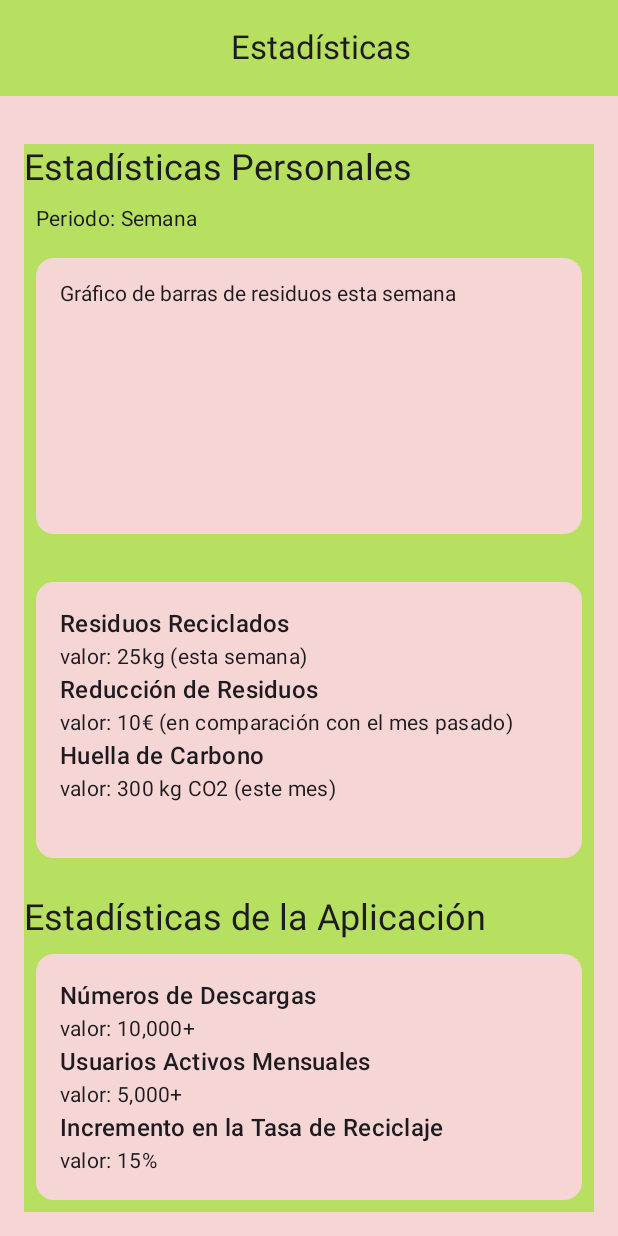
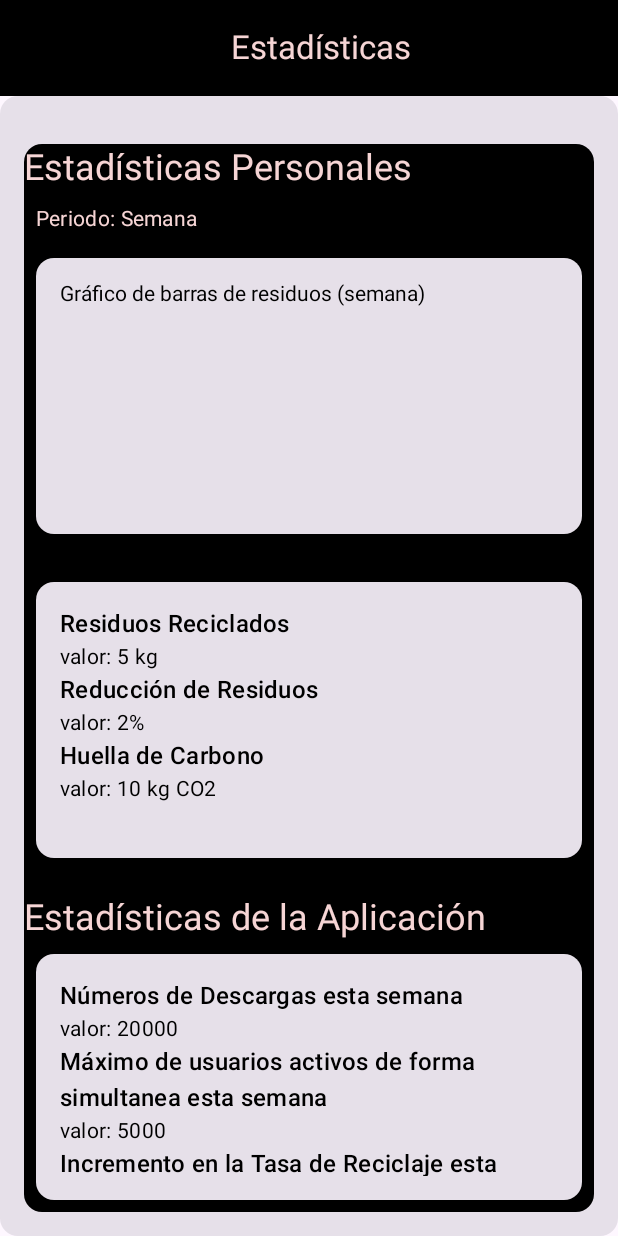
Before and after one commit to Rodrivdlc/GestionResiduos_UD1, an Android app built with Jetpack Compose: the screen it shows after launch (MainActivity), on a phone screen of 412 x 824 dp. Run offline under Robolectric (Android 15) with nearby library versions, the phone set to English and light mode, and no system bars.

Commit message:
New colors

```diff
--- a/app/src/main/java/com/example/gestionresiduos_ud1/MainActivity.kt
+++ b/app/src/main/java/com/example/gestionresiduos_ud1/MainActivity.kt
@@ -4,15 +4,14 @@ import android.os.Bundle
 import androidx.activity.ComponentActivity
 import androidx.activity.compose.setContent
 import androidx.compose.foundation.background
-import androidx.compose.foundation.clickable
 import androidx.compose.foundation.layout.Box
-import androidx.compose.foundation.layout.Column
 import androidx.compose.foundation.layout.Spacer
 import androidx.compose.foundation.layout.fillMaxSize
 import androidx.compose.foundation.layout.fillMaxWidth
 import androidx.compose.foundation.layout.height
 import androidx.compose.foundation.layout.padding
-import androidx.compose.material3.MaterialTheme
+import androidx.compose.material3.Card
+import androidx.compose.material3.CardDefaults
 import androidx.compose.material3.Scaffold
 import androidx.compose.material3.Text
 import androidx.compose.runtime.Composable
@@ -22,21 +21,13 @@ import androidx.compose.runtime.remember
 import androidx.compose.runtime.setValue
 import androidx.compose.ui.Modifier
 import androidx.compose.ui.unit.dp
-import androidx.compose.material3.DropdownMenu
-import androidx.compose.material3.DropdownMenuItem
 import androidx.compose.material3.ExperimentalMaterial3Api
 import androidx.compose.material3.TopAppBar
 import androidx.compose.material3.TopAppBarDefaults
 import androidx.compose.ui.Alignment
-import androidx.compose.ui.graphics.Color
-import com.example.gestionresiduos_ud1.Periods.MonthlyStats
-import com.example.gestionresiduos_ud1.Periods.WeeklyStats
-import com.example.gestionresiduos_ud1.Periods.YearlyStats
 import com.example.gestionresiduos_ud1.Statistics.PersonalWasteStatisticsScreen
-
-
-val GreenNeutral = Color(0xFFB7E061)
-val suave = Color(0xFFF6D5D5)
+import com.example.gestionresiduos_ud1.ui.theme.black
+import com.example.gestionresiduos_ud1.ui.theme.suave
 
 
 class MainActivity : ComponentActivity() {
@@ -56,22 +47,26 @@ fun App() {
 
     Scaffold(modifier = Modifier
         .fillMaxSize()
-        .background(GreenNeutral),
+        .background(black),
         topBar = {
             TopAppBar(
             title = {
                 Box(
                 modifier = Modifier.fillMaxWidth(),
-                contentAlignment = Alignment.Center
+                contentAlignment = Alignment.Center,
             ) {
                 Text("Estadísticas")
             }
                  },
             colors = TopAppBarDefaults.smallTopAppBarColors(
-                containerColor = GreenNeutral,
+                containerColor = black,
+                titleContentColor = suave
             )
         ) }) { innerPadding ->
-        Column(modifier = Modifier.padding(innerPadding).background(suave)) {
+        Card (modifier = Modifier.padding(innerPadding),
+            colors = CardDefaults.cardColors(
+                contentColor = suave)
+            ) {
             Spacer(modifier = Modifier.height(16.dp))
             when (currentScreen) {
                 Screen.PersonalWasteStatistics -> PersonalWasteStatisticsScreen(
--- a/app/src/main/java/com/example/gestionresiduos_ud1/Periods/Week.kt
+++ b/app/src/main/java/com/example/gestionresiduos_ud1/Periods/Week.kt
@@ -5,6 +5,8 @@ import androidx.compose.foundation.layout.Spacer
 import androidx.compose.foundation.layout.fillMaxWidth
 import androidx.compose.foundation.layout.height
 import androidx.compose.foundation.layout.padding
+import androidx.compose.foundation.rememberScrollState
+import androidx.compose.foundation.verticalScroll
 import androidx.compose.material3.Card
 import androidx.compose.material3.CardDefaults
 import androidx.compose.material3.MaterialTheme
@@ -12,7 +14,8 @@ import androidx.compose.material3.Text
 import androidx.compose.runtime.Composable
 import androidx.compose.ui.Modifier
 import androidx.compose.ui.unit.dp
-import com.example.gestionresiduos_ud1.suave
+import com.example.gestionresiduos_ud1.ui.theme.black
+
 
 @Composable
 fun WeeklyStats(modifier: Modifier = Modifier) {
@@ -21,9 +24,9 @@ fun WeeklyStats(modifier: Modifier = Modifier) {
             .fillMaxWidth()
             .height(200.dp)
             .padding(8.dp),
-        colors = CardDefaults.cardColors(containerColor = suave)
+        colors = CardDefaults.cardColors(contentColor = black)
     ) {
-        Text("Gráfico de barras de residuos esta semana", modifier = Modifier.padding(
+        Text("Gráfico de barras de residuos (semana)", modifier = Modifier.padding(
             16.dp
         ))
     }
@@ -35,20 +38,20 @@ fun WeeklyStats(modifier: Modifier = Modifier) {
         .fillMaxWidth()
         .height(200.dp)
         .padding(8.dp),
-        colors = CardDefaults.cardColors(containerColor = suave)) {
+        colors = CardDefaults.cardColors(contentColor = black)) {
         Column(modifier = Modifier.padding(16.dp)) {
 
             Text("Residuos Reciclados", style = MaterialTheme.typography.titleMedium)
-            Text("valor: 25kg (esta semana) ", style = MaterialTheme.typography.bodyMedium)
+            Text("valor: 5 kg", style = MaterialTheme.typography.bodyMedium)
 
             Text("Reducción de Residuos", style = MaterialTheme.typography.titleMedium)
             Text(
-                "valor: 10€ (en comparación con el mes pasado) ",
+                "valor: 2%",
                 style = MaterialTheme.typography.bodyMedium
             )
 
             Text("Huella de Carbono", style = MaterialTheme.typography.titleMedium)
-            Text("valor: 300 kg CO2 (este mes) ", style = MaterialTheme.typography.bodyMedium)
+            Text("valor: 10 kg CO2 ", style = MaterialTheme.typography.bodyMedium)
 
         }
     }
@@ -63,16 +66,18 @@ fun WeeklyStats(modifier: Modifier = Modifier) {
         .fillMaxWidth()
         .height(200.dp)
         .padding(8.dp),
-        colors = CardDefaults.cardColors(containerColor = suave))   {
-        Column(modifier = Modifier.padding(16.dp)) {
-            Text("Números de Descargas" , style = MaterialTheme.typography.titleMedium)
-            Text("valor: 10,000+ " , style = MaterialTheme.typography.bodyMedium)
+        colors = CardDefaults.cardColors(contentColor = black))   {
+        Column(modifier = Modifier.padding(16.dp)
+            .verticalScroll(rememberScrollState())) {
+            Text("Números de Descargas esta semana" , style = MaterialTheme.typography.titleMedium)
+            Text("valor: 20000" , style = MaterialTheme.typography.bodyMedium)
 
-            Text("Usuarios Activos Mensuales" , style = MaterialTheme.typography.titleMedium)
-            Text("valor: 5,000+ " , style = MaterialTheme.typography.bodyMedium)
+            Text("Máximo de usuarios activos de forma simultanea esta semana" , style = MaterialTheme.typography.titleMedium)
+            Text("valor: 5000" , style = MaterialTheme.typography.bodyMedium)
 
-            Text("Incremento en la Tasa de Reciclaje" , style = MaterialTheme.typography.titleMedium)
-            Text("valor: 15% " , style = MaterialTheme.typography.bodyMedium)
+            Text("Incremento en la Tasa de Reciclaje esta semana" , style = MaterialTheme.typography.titleMedium)
+            Text("valor: 10% " , style = MaterialTheme.typography.bodyMedium)
+
 
         }
     }
--- a/app/src/main/java/com/example/gestionresiduos_ud1/Statistics/PersonalWasteStatisticsScreen.kt
+++ b/app/src/main/java/com/example/gestionresiduos_ud1/Statistics/PersonalWasteStatisticsScreen.kt
@@ -5,6 +5,8 @@ import androidx.compose.foundation.clickable
 import androidx.compose.foundation.layout.Box
 import androidx.compose.foundation.layout.Column
 import androidx.compose.foundation.layout.padding
+import androidx.compose.material3.Card
+import androidx.compose.material3.CardDefaults
 import androidx.compose.material3.DropdownMenu
 import androidx.compose.material3.DropdownMenuItem
 import androidx.compose.material3.MaterialTheme
@@ -16,10 +18,10 @@ import androidx.compose.runtime.remember
 import androidx.compose.runtime.setValue
 import androidx.compose.ui.Modifier
 import androidx.compose.ui.unit.dp
-import com.example.gestionresiduos_ud1.GreenNeutral
 import com.example.gestionresiduos_ud1.Periods.MonthlyStats
 import com.example.gestionresiduos_ud1.Periods.WeeklyStats
 import com.example.gestionresiduos_ud1.Periods.YearlyStats
+import com.example.gestionresiduos_ud1.ui.theme.black
 
 @Composable
 fun PersonalWasteStatisticsScreen(modifier: Modifier = Modifier) {
@@ -29,9 +31,12 @@ fun PersonalWasteStatisticsScreen(modifier: Modifier = Modifier) {
     var expanded by remember { mutableStateOf(false) }
 
 
-    Column(modifier = Modifier
-        .padding(horizontal = 16.dp, vertical = 16.dp)
-        .background(GreenNeutral)) {
+    Card(modifier = Modifier
+        .padding(horizontal = 16.dp, vertical = 16.dp),
+        colors = CardDefaults.cardColors(
+            containerColor = black
+        )
+        ) {
         Text("Estadísticas Personales", style = MaterialTheme.typography.headlineSmall)
 
 
--- a/app/src/main/java/com/example/gestionresiduos_ud1/ui/theme/Color.kt
+++ b/app/src/main/java/com/example/gestionresiduos_ud1/ui/theme/Color.kt
@@ -9,3 +9,6 @@ val Pink80 = Color(0xFFEFB8C8)
 val Purple40 = Color(0xFF6650a4)
 val PurpleGrey40 = Color(0xFF625b71)
 val Pink40 = Color(0xFF7D5260)
+
+val black = Color(0xFF000000)
+val suave = Color(0xFFF6D5D5)
```
Also changed, not shown: app/src/main/java/com/example/gestionresiduos_ud1/Periods/Month.kt (+19 -15 lines), app/src/main/java/com/example/gestionresiduos_ud1/Periods/Year.kt (+19 -15 lines).
